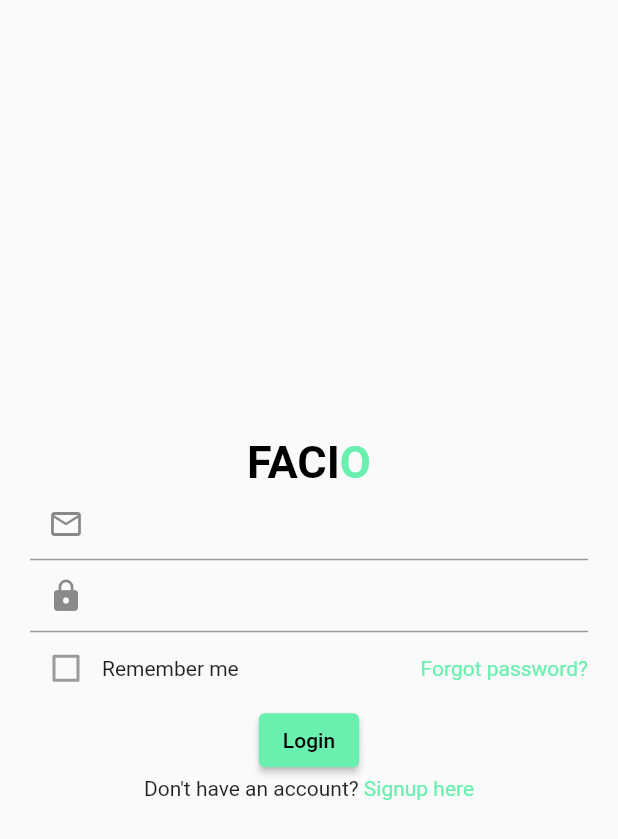
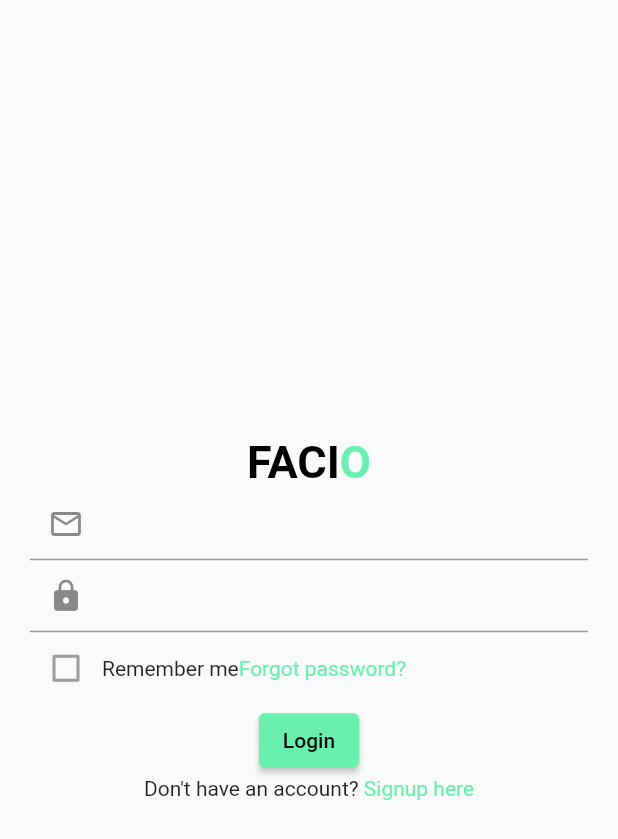
Before and after one commit to dulangakithmini/login-screen-ui-practice, a Flutter app: the screen it shows after launch, on a phone screen of 412 x 824 dp. Shown: the top 839 px of the screen. Run offline on Flutter 3.47's test engine with Material 2 defaults, Android fonts, the phone set to English and light mode, and no system bars.

Commit message:
Refactor the RichText in rememberMeCheckBox in LoginScreen

```diff
--- a/lib/src/screens/login_screen.dart
+++ b/lib/src/screens/login_screen.dart
@@ -12,7 +12,7 @@ class LoginScreen extends StatelessWidget {
           Logo(),
           emailField(),
           passwordField(),
-          rememberMeCheckbox(),
+          rememberMeCheckbox(context),
           login(context),
           signUp(context),
         ],
@@ -50,20 +50,24 @@ class LoginScreen extends StatelessWidget {
     );
   }
 
-  Widget rememberMeCheckbox() {
+  Widget rememberMeCheckbox(BuildContext context) {
     return Row(
       children: [
         Checkbox(
           value: false,
         ),
-        Text('Remember me'),
-        Spacer(),
         RichText(
           text: TextSpan(
-            text: 'Forgot password?',
-            style: TextStyle(
-              color: Colors.greenAccent,
-            ),
+            text: 'Remember me',
+            style: DefaultTextStyle.of(context).style,
+            children: const <TextSpan>[
+              TextSpan(
+                text: 'Forgot password?',
+                style: TextStyle(
+                  color: Colors.greenAccent,
+                ),
+              ),
+            ],
           ),
         )
       ],
```
